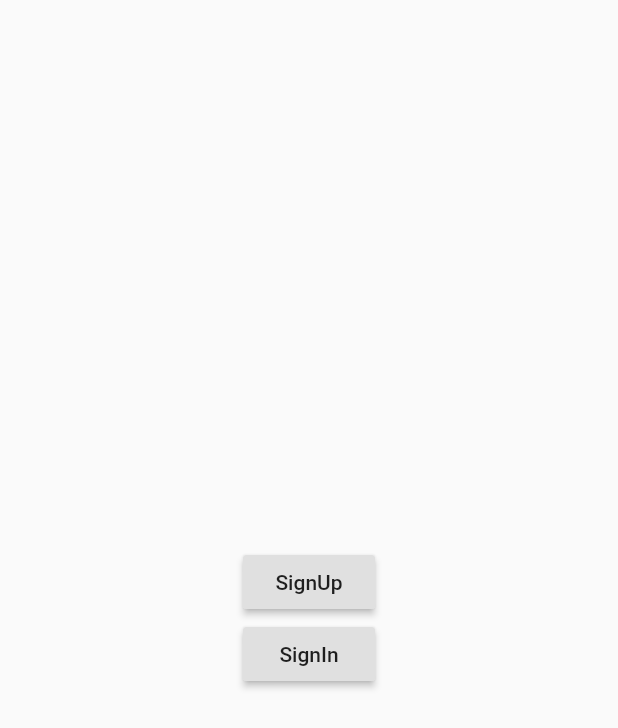
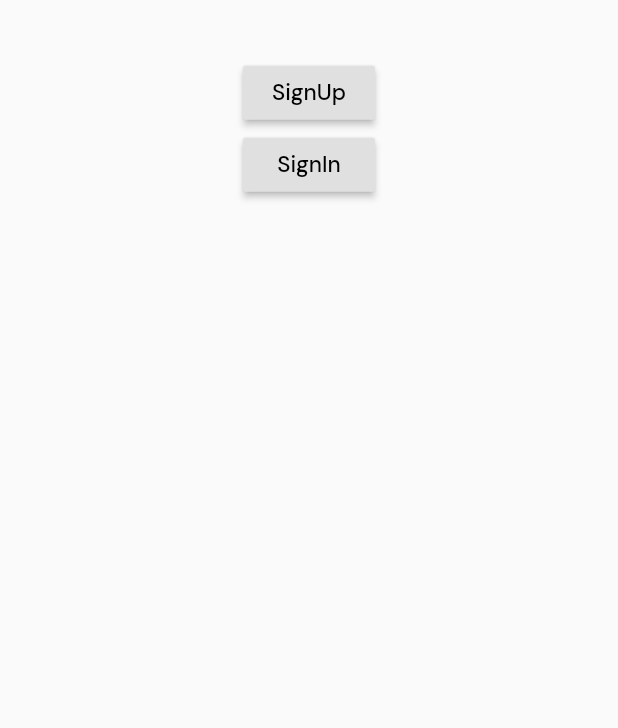
Before and after one commit to angga1518/CoronaSurvivor_Flutter, a Flutter app: the SplashPage screen opened directly, on a phone screen of 412 x 824 dp. Shown: the top 728 px of the screen. Run offline on Flutter 3.47's test engine with Material 2 defaults, Android fonts, the phone set to English and light mode, and no system bars; our stand-ins replace bloc, cloud_firestore, equatable, firebase_auth, firebase_core, firebase_messaging and 3 more; accounts and stored records are empty.

Commit message:
feat: setup UI helper

```diff
--- a/lib/main.dart
+++ b/lib/main.dart
@@ -1,7 +1,9 @@
 import 'package:corona_survivor_flutter/services/services.dart';
+import 'package:corona_survivor_flutter/ui/shared/shared_ui.dart';
 import 'package:firebase_core/firebase_core.dart';
 import 'package:flutter/material.dart';
 import 'package:flutter_bloc/flutter_bloc.dart';
+import 'package:flutter_screenutil/flutter_screenutil.dart';
 import 'package:provider/provider.dart';
 
 import 'bloc/blocs.dart';
@@ -16,6 +18,7 @@ void main() async {
 class MyApp extends StatelessWidget {
   @override
   Widget build(BuildContext context) {
+    UIHelper(context);
     return StreamProvider.value(
         value: AuthServices.userStream,
         child: MultiBlocProvider(
--- a/lib/ui/pages/pages.dart
+++ b/lib/ui/pages/pages.dart
@@ -1,5 +1,6 @@
 import 'package:corona_survivor_flutter/bloc/blocs.dart';
 import 'package:corona_survivor_flutter/services/services.dart';
+import 'package:corona_survivor_flutter/ui/shared/shared_ui.dart';
 import 'package:firebase_auth/firebase_auth.dart';
 import 'package:firebase_messaging/firebase_messaging.dart';
 import 'package:flutter/material.dart';
--- a/lib/ui/pages/splash_page.dart
+++ b/lib/ui/pages/splash_page.dart
@@ -11,18 +11,20 @@ class _SplashPageState extends State<SplashPage> {
     // test
     UserBloc userBloc = BlocProvider.of<UserBloc>(context);
     return Scaffold(
-      body: Center(
+      body: Container(
+        height: UIHelper.responsive.setWidth(150),
+        child: Center(
           child: Column(
             mainAxisAlignment: MainAxisAlignment.center,
             children: [
               RaisedButton(
-              child: Text("SignUp"),
+                child: Text("SignUp", style: UIHelper.testFont.copyWith(fontSize: 15)),
                 onPressed: () async {
                   await AuthServices.signUp("erlanggamuhammad01@gmail.com", "corona", "Angga");
                 },
               ),
               RaisedButton(
-              child: Text("SignIn"),
+                child: Text("SignIn", style: UIHelper.testFont.copyWith(fontSize: 15),),
                 onPressed: () async {
                   await AuthServices.signIn("erlanggamuhammad01@gmail.com", "corona");
                 },
@@ -30,6 +32,7 @@ class _SplashPageState extends State<SplashPage> {
             ],
           ),
         ),
+      ),
     );
   }
 }
--- /dev/null
+++ b/lib/ui/shared/shared_ui.dart
@@ -0,0 +1,5 @@
+import 'package:flutter/material.dart';
+import 'package:flutter_screenutil/flutter_screenutil.dart';
+import 'package:google_fonts/google_fonts.dart';
+
+part 'ui_helpers.dart';
--- /dev/null
+++ b/lib/ui/shared/ui_helpers.dart
@@ -0,0 +1,19 @@
+part of 'shared_ui.dart';
+
+class UIHelper {
+  double defaultScreenWidth = 360.0;
+  double defaultScreenHeight = 640.0;
+
+  UIHelper(BuildContext context) {
+    ScreenUtil.instance = ScreenUtil(
+      width: defaultScreenWidth,
+      height: defaultScreenHeight,
+      allowFontScaling: true,
+    )..init(context);
+  }
+
+  static ScreenUtil get responsive => ScreenUtil.instance;
+
+  // to use this use UIHelper.testfont.copyWith(your desired custom)
+  static TextStyle testFont = GoogleFonts.dmSans().copyWith(color: Colors.black, fontSize: responsive.setSp(20));
+}
--- a/pubspec.yaml
+++ b/pubspec.yaml
@@ -31,6 +31,7 @@ dependencies:
   firebase_messaging: ^7.0.3
   firebase_storage: ^4.0.0
   flutter_bloc: ^6.1.1
+  flutter_screenutil: ^0.5.2
   google_fonts: ^1.1.2
   http: ^0.12.2
   image_picker: ^0.6.7+17
```
Also changed, not shown: pubspec.lock. Lines whose indentation alone changed are shown as unchanged.
